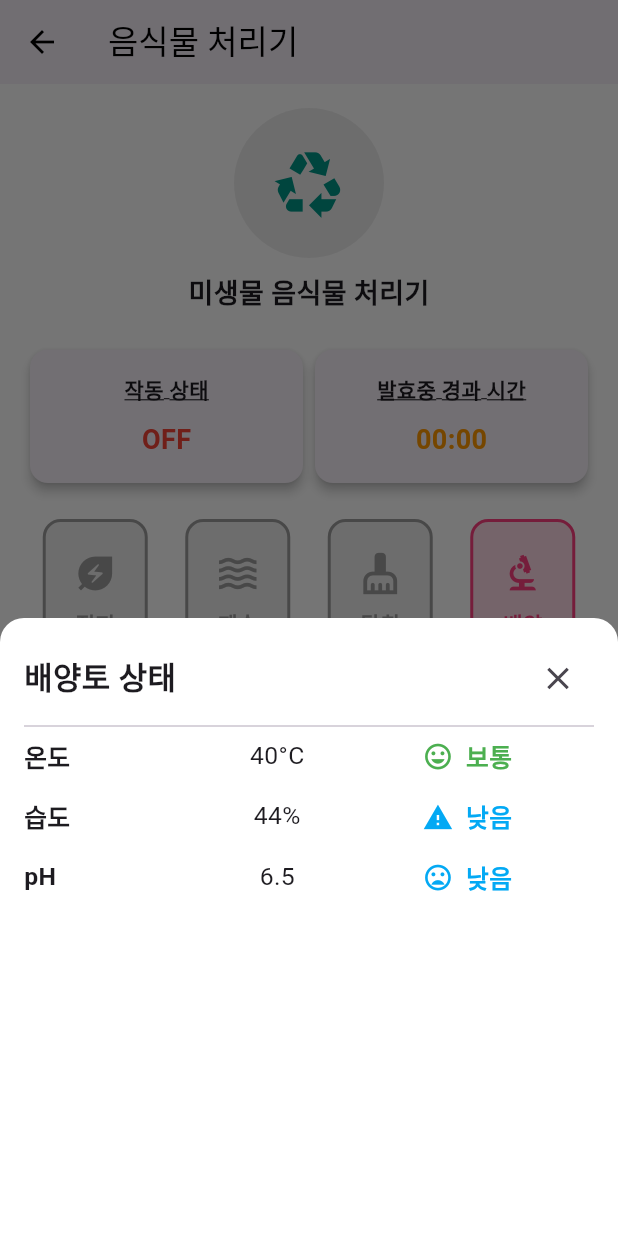
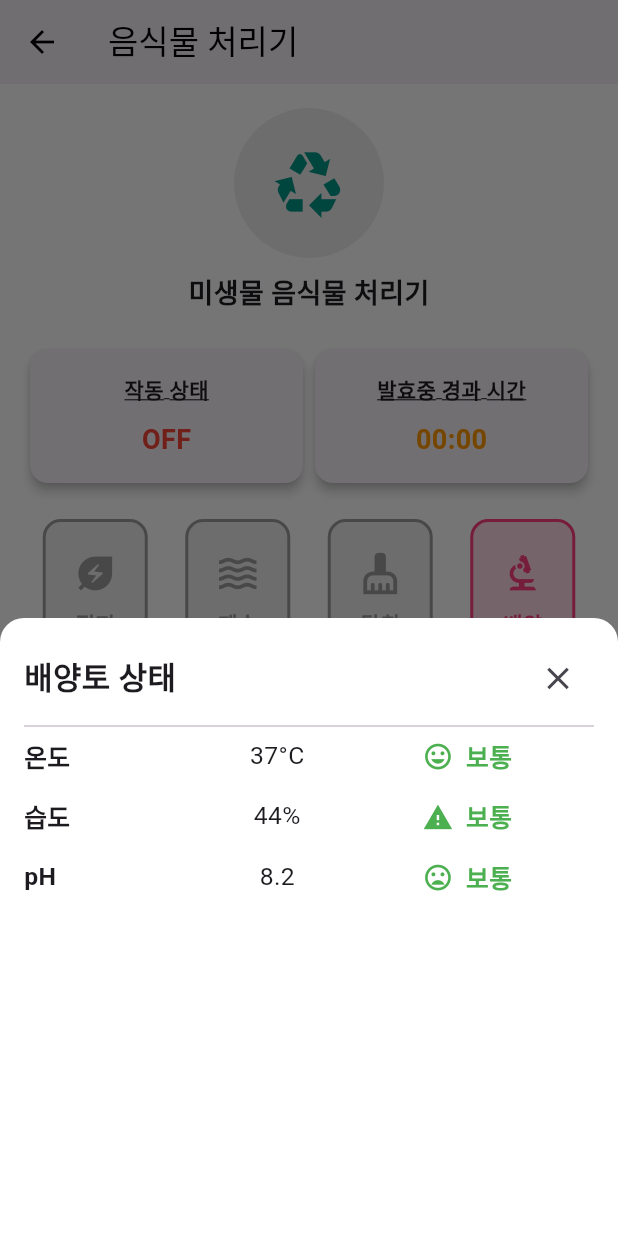
Before and after one commit to 5MinHaAll/5minha_lg-newzen, a Flutter app: the DeviceOn screen opened directly, after a tap on "배양토 상태", on a phone screen of 412 x 824 dp. Run offline on Flutter 3.47's test engine with Material 3 defaults, Android fonts, the phone set to English and light mode, and no system bars; our stand-ins replace camera, flutter_svg; missing offline and left inert: flutter_tflite; project files that could hold a hidden picture were left out.

Commit message:
1124 모달창 변화, 무게 상승,알림창

```diff
--- a/lib/data/generate_data.dart
+++ b/lib/data/generate_data.dart
@@ -4,7 +4,39 @@ class RandomDataService {
   final Random _random = Random();
 
   double _currentVolume = 70.0; // 초기 용량
-  final double _decreaseRate = 0.1; // 감소 속도 (한 번 호출 시 줄어드는 값)
+  double? _previousVolume;      // 이전 용량
+  final double _baseDecreaseRate = 0.1; // 기본 감소 속도
+  double _dynamicDecreaseRate = 0.1; // 동적으로 계산된 감소 속도
+
+  // _currentVolume 증가 메소드
+  void increaseVolume(double amount) {
+    _previousVolume = _currentVolume; // 현재 값을 이전 값으로 저장
+    _currentVolume = (_currentVolume + amount).clamp(0.0, 200.0); // 0 ~ 200 제한
+    _updateDecreaseRate(amount); // 증가량에 따라 감소 속도 업데이트
+  }
+
+  // 증가량에 따른 감소 속도 업데이트
+  void _updateDecreaseRate(double increaseAmount) {
+    if (_currentVolume > _previousVolume! + increaseAmount * 0.5) {
+      _dynamicDecreaseRate = 5.0; // 증가량의 50%보다 클 경우 5만큼 감소
+    } else if (_currentVolume > _previousVolume! + increaseAmount * 0.2) {
+      _dynamicDecreaseRate = 1.0; // 증가량의 20%보다 클 경우 1만큼 감소
+    } else if (_currentVolume > _previousVolume! + increaseAmount * 0.1) {
+      _dynamicDecreaseRate = 0.0; // 증가량의 10%보다 클 경우 감소 없음
+    } else {
+      _dynamicDecreaseRate = _baseDecreaseRate; // 기본 감소 속도 사용
+    }
+  }
+
+  // 현재 무게와 이전 무게를 비교하여 변화가 없으면 작동을 멈추는 메소드
+  void checkAndStopOperation(Function resetOperation) {
+    if (_currentVolume == _previousVolume) {
+      print("무게 변화 없음: 작동 중지");
+      resetOperation();
+    } else {
+      print("무게 변화 감지: 작동 유지");
+    }
+  }
 
   Map<String, dynamic> generateMixingTankData({bool isOperating = false}) {
     final int temperature = 35 + _random.nextInt(20); // 35 ~ 55
@@ -16,7 +48,7 @@ class RandomDataService {
     // '작동' 상태라면 volume 값을 줄임
     if (isOperating) {
       _currentVolume =
-          (_currentVolume - _decreaseRate).clamp(0.0, 70.0); // 0 ~ 70 범위로 제한
+          (_currentVolume - _dynamicDecreaseRate).clamp(0.0, 200.0); // 0 ~ 70 범위로 제한
     }
 
     // _currentVolume 값을 소수점 2자리로 반올림
@@ -58,9 +90,9 @@ class RandomDataService {
   }
 
   String _getTemperatureStatus(int temperature) {
-    if (temperature < 40) {
+    if (temperature < 35) {
       return "낮음";
-    } else if (temperature <= 50) {
+    } else if (temperature <= 55) {
       return "보통";
     } else {
       return "높음";
@@ -68,9 +100,9 @@ class RandomDataService {
   }
 
   String _getHumidityStatus(int humidity) {
-    if (humidity < 45) {
+    if (humidity < 40) {
       return "낮음";
-    } else if (humidity <= 55) {
+    } else if (humidity <= 60) {
       return "보통";
     } else {
       return "높음";
@@ -78,9 +110,9 @@ class RandomDataService {
   }
 
   String _getPhStatus(double ph) {
-    if (ph < 7.0) {
+    if (ph < 6.5) {
       return "낮음";
-    } else if (ph <= 8.0) {
+    } else if (ph <= 8.5) {
       return "보통";
     } else {
       return "높음";
@@ -90,7 +122,7 @@ class RandomDataService {
   String _getVolumnStatus(double volume) {
     if (volume < 20.0) {
       return "낮음";
-    } else if (volume <= 80.0) {
+    } else if (volume <= 200.0) {
       return "보통";
     } else {
       return "높음";
--- a/lib/newzen/device_on.dart
+++ b/lib/newzen/device_on.dart
@@ -4,6 +4,7 @@ import 'dart:async'; // Timer를 위해 추가
 import '../data/generate_data.dart';
 import 'package:flutter/material.dart';
 import '../data/save_data.dart';
+import 'custom_alert.dart';
 import 'device_operation.dart';
 import 'functions.dart'; // 유용한 기능 페이지 import
 
@@ -63,9 +64,6 @@ class _DeviceOnState extends State<DeviceOn> {
 
     _timer = Timer.periodic(const Duration(seconds: 1), (timer) async {
       try {
-        // 로그로 상태를 확인
-        print("deviceOperation.isOperating: ${deviceOperation.isOperating}");
-
         // 데이터 갱신
         final pottingSoilData = await potting_soil.generatePottingSoilData();
         final mixingData = await mixing_tank.generateMixingTankData(
@@ -75,8 +73,7 @@ class _DeviceOnState extends State<DeviceOn> {
           _PottingSoilData = pottingSoilData;
           _mixingTankData = mixingData;
         });
-        // 로그로 감소된 `_currentVolume` 확인
-        print("_currentVolume: ${mixingData['volume']}");
+
       } catch (e) {
         print("Error fetching data: $e");
       }
@@ -88,6 +85,7 @@ class _DeviceOnState extends State<DeviceOn> {
   // 현재 선택된 탭 (0: 제품, 1: 유용한 기능)
   int _selectedIndex = 0;
 
+  // 시뮬레이션 FAB 버튼
   @override
   Widget build(BuildContext context) {
     return Scaffold(
@@ -106,49 +104,73 @@ class _DeviceOnState extends State<DeviceOn> {
           _selectedIndex == 0 ? _buildMainContent() : const functions(),
           // 팝업 버튼 (음식물 처리 관련)
           if (_isExpanded) ...[
+            // 처리 가능한 음식 버튼
             Transform.translate(
               offset: const Offset(0, -80), // 첫 번째 버튼 위치
               child: FloatingActionButton(
                 onPressed: () {
                   setState(() {
                     _isExpanded = false; // 팝업 닫기
+                    // 처리 가능한 음식 로직
+                    mixing_tank.increaseVolume(10.0); // Volume을 10 증가
+                    _mixingTankData = mixing_tank.generateMixingTankData(
+                        isOperating: deviceOperation.isOperating); // 변경된 값 반영
                     deviceOperation.startOperation(); // 작동 시작
                   });
-                  print("음식물 1 클릭됨");
+                  print("처리 가능한 음식 클릭됨");
                 },
-                backgroundColor: Colors.blue,
+                backgroundColor: Colors.green,
                 child: const Icon(Icons.food_bank),
               ),
             ),
+            // 처리 불가능한 음식 버튼
             Transform.translate(
-              offset: const Offset(0, -140), // 두 번째 버튼 위치
+              offset: const Offset(0, -140), // 버튼 위치
               child: FloatingActionButton(
                 onPressed: () {
-                  setState(() {
-                    _isExpanded = false; // 팝업 닫기
-                    deviceOperation.startOperation(); // 작동 시작
-                  });
-                  print("음식물 2 클릭됨");
+                  showDialog(
+                    context: context,
+                    builder: (BuildContext context) {
+                      return CustomAlert(
+                        title: "경고", // 동적으로 변경 가능
+                        content: "이 음식물은 처리할 수 없습니다.", // 동적으로 변경 가능
+                        onConfirm: () {
+                          // 확인 버튼 클릭 시 동작
+                          print("경고창 닫힘");
                         },
-                backgroundColor: Colors.red,
-                child: const Icon(Icons.fastfood),
+                      );
+                    },
+                  );
+                },
+                backgroundColor: Colors.grey,
+                child: const Icon(Icons.block), // 처리 불가능한 음식 아이콘
               ),
             ),
+            // 처리 가능한 음식 버튼
             Transform.translate(
               offset: const Offset(0, -200), // 세 번째 버튼 위치
               child: FloatingActionButton(
                 onPressed: () {
                   setState(() {
                     _isExpanded = false; // 팝업 닫기
+                    // 처리 가능한 음식 로직
+                    mixing_tank.increaseVolume(20.0); // Volume을 20 증가
+                    _mixingTankData = mixing_tank.generateMixingTankData(
+                        isOperating: deviceOperation.isOperating); // 변경된 값 반영
                     deviceOperation.startOperation(); // 작동 시작
+                    // 무게 변화 확인 및 작동 중지 체크
+                    mixing_tank.checkAndStopOperation(() {
+                      deviceOperation.stopOperation(); // 작동 중지
                     });
-                  print("음식물 3 클릭됨");
+                  });
+                  print("처리 가능한 음식 클릭됨");
                 },
-                backgroundColor: Colors.purple,
-                child: const Icon(Icons.local_dining),
+                backgroundColor: Colors.green,
+                child: const Icon(Icons.restaurant_menu),
               ),
             ),
           ],
+
           // 메인 FAB 버튼
           FloatingActionButton(
             onPressed: () {
@@ -280,20 +302,19 @@ class _DeviceOnState extends State<DeviceOn> {
           Row(
             mainAxisAlignment: MainAxisAlignment.spaceBetween,
             children: [
-              // 랜덤 데이터 생성
               _buildInfoBox(
                 "배양토 상태",
                 PottingSoilStatus,
                 PottingSoilColor,
                 () => _showPottingSoilModal(
-                    context, _PottingSoilData!), // 데이터를 포함하여 모달 표시
+                    context),
               ),
               _buildInfoBox(
                 "교반통 상태",
                 mixingTankStatus,
                 mixingTankColor,
                 () => _showAgitatorModal(
-                    context, _mixingTankData!), // 데이터를 포함하여 모달 표시
+                    context),
               ),
             ],
           ),
@@ -455,11 +476,10 @@ class _DeviceOnState extends State<DeviceOn> {
   }
 
   //배양토 상태 모달창
-  void _showPottingSoilModal(BuildContext context, Map<String, dynamic> data) {
+  void _showPottingSoilModal(BuildContext context) {
     showModalBottomSheet(
       context: context,
       isScrollControlled: true,
-      // 화면 비율 제어 활성화
       backgroundColor: Colors.white,
       shape: const RoundedRectangleBorder(
         borderRadius: BorderRadius.vertical(top: Radius.circular(16.0)),
@@ -468,8 +488,21 @@ class _DeviceOnState extends State<DeviceOn> {
         final double screenHeight = MediaQuery.of(context).size.height;
         final double screenWidth = MediaQuery.of(context).size.width;
 
+        // Timer 변수 (모달 내부)
+        Timer? modalTimer;
+
+        // 모달 상태 관리
+        return StatefulBuilder(
+          builder: (BuildContext context, StateSetter modalSetState) {
+            // 모달 안의 값이 주기적으로 업데이트되도록 타이머 설정
+            modalTimer ??= Timer.periodic(const Duration(seconds: 1), (timer) {
+              modalSetState(() {
+                _PottingSoilData = potting_soil.generatePottingSoilData();
+              });
+            });
+
             return Container(
-          height: screenHeight * 0.5, // 화면 높이의 절반
+              height: screenHeight * 0.5,
               padding: const EdgeInsets.all(16.0),
               child: Column(
                 mainAxisSize: MainAxisSize.min,
@@ -481,15 +514,18 @@ class _DeviceOnState extends State<DeviceOn> {
                       Text(
                         "배양토 상태",
                         style: TextStyle(
-                      fontSize: screenWidth * 0.05, // 화면 너비 기반으로 동적 크기
+                          fontSize: screenWidth * 0.05,
                           fontWeight: FontWeight.bold,
                         ),
                       ),
                       IconButton(
-                    onPressed: () => Navigator.of(context).pop(),
+                        onPressed: () {
+                          modalTimer?.cancel(); // 타이머 중지
+                          Navigator.of(context).pop(); // 모달 닫기
+                        },
                         icon: Icon(
                           Icons.close,
-                      size: screenWidth * 0.06, // 아이콘 크기 동적 설정
+                          size: screenWidth * 0.06,
                         ),
                       ),
                     ],
@@ -501,25 +537,25 @@ class _DeviceOnState extends State<DeviceOn> {
                     children: [
                       _buildModalRow(
                         "온도",
-                    "${data['temperature']}°C",
+                        "${_PottingSoilData?['temperature']}°C",
                         Icons.mood,
-                    data['temperatureStatus'],
-                    data['temperatureStatus'] == "보통"
+                        _PottingSoilData?['temperatureStatus'],
+                        _PottingSoilData?['temperatureStatus'] == "보통"
                             ? Colors.green
-                        : data['temperatureStatus'] == "높음"
+                            : _PottingSoilData?['temperatureStatus'] == "높음"
                             ? Colors.red
                             : Colors.lightBlue,
                         screenWidth,
                       ),
-                  SizedBox(height: screenHeight * 0.02), // 동적 높이 간격
+                      SizedBox(height: screenHeight * 0.02),
                       _buildModalRow(
                         "습도",
-                    "${data['humidity']}%",
+                        "${_PottingSoilData?['humidity']}%",
                         Icons.warning,
-                    data['humidityStatus'],
-                    data['humidityStatus'] == "보통"
+                        _PottingSoilData?['humidityStatus'],
+                        _PottingSoilData?['humidityStatus'] == "보통"
                             ? Colors.green
-                        : data['humidityStatus'] == "높음"
+                            : _PottingSoilData?['humidityStatus'] == "높음"
                             ? Colors.red
                             : Colors.lightBlue,
                         screenWidth,
@@ -527,12 +563,12 @@ class _DeviceOnState extends State<DeviceOn> {
                       SizedBox(height: screenHeight * 0.02),
                       _buildModalRow(
                         "pH",
-                    "${data['ph']}",
+                        "${_PottingSoilData?['ph']}",
                         Icons.mood_bad,
-                    data['phStatus'],
-                    data['phStatus'] == "보통"
+                        _PottingSoilData?['phStatus'],
+                        _PottingSoilData?['phStatus'] == "보통"
                             ? Colors.green
-                        : data['phStatus'] == "높음"
+                            : _PottingSoilData?['phStatus'] == "높음"
                             ? Colors.red
                             : Colors.lightBlue,
                         screenWidth,
@@ -544,14 +580,15 @@ class _DeviceOnState extends State<DeviceOn> {
             );
           },
         );
+      },
+    );
   }
 
   // 교반통 상태 모달창
-  void _showAgitatorModal(BuildContext context, Map<String, dynamic> data) {
+  void _showAgitatorModal(BuildContext context) {
     showModalBottomSheet(
       context: context,
       isScrollControlled: true,
-      // 화면 비율 제어 활성화
       backgroundColor: Colors.white,
       shape: const RoundedRectangleBorder(
         borderRadius: BorderRadius.vertical(top: Radius.circular(16.0)),
@@ -560,8 +597,22 @@ class _DeviceOnState extends State<DeviceOn> {
         final double screenHeight = MediaQuery.of(context).size.height;
         final double screenWidth = MediaQuery.of(context).size.width;
 
+        // Timer 변수 (모달 내부)
+        Timer? modalTimer;
+
+        // 모달 상태 관리
+        return StatefulBuilder(
+          builder: (BuildContext context, StateSetter modalSetState) {
+            // 모달 안의 값이 주기적으로 업데이트되도록 타이머 설정
+            modalTimer ??= Timer.periodic(const Duration(seconds: 1), (timer) {
+              modalSetState(() {
+                _mixingTankData = mixing_tank.generateMixingTankData(
+                    isOperating: deviceOperation.isOperating);
+              });
+            });
+
             return Container(
-          height: screenHeight * 0.5, // 화면 높이의 절반
+              height: screenHeight * 0.5,
               padding: const EdgeInsets.all(16.0),
               child: Column(
                 mainAxisSize: MainAxisSize.min,
@@ -573,11 +624,15 @@ class _DeviceOnState extends State<DeviceOn> {
                       Text(
                         "교반통 상태",
                         style: TextStyle(
-                        fontSize: screenWidth * 0.05, // 화면 너비 기반으로 동적 크기
-                        fontWeight: FontWeight.bold),
+                          fontSize: screenWidth * 0.05,
+                          fontWeight: FontWeight.bold,
+                        ),
                       ),
                       IconButton(
-                    onPressed: () => Navigator.of(context).pop(),
+                        onPressed: () {
+                          modalTimer?.cancel(); // 타이머 중지
+                          Navigator.of(context).pop(); // 모달 닫기
+                        },
                         icon: Icon(Icons.close, size: screenWidth * 0.06),
                       ),
                     ],
@@ -589,36 +644,36 @@ class _DeviceOnState extends State<DeviceOn> {
                     children: [
                       _buildModalRow(
                           "온도",
-                      "${data['temperature']}°C",
+                          "${_mixingTankData?['temperature']}°C",
                           Icons.mood,
-                      data['temperatureStatus'],
-                      data['temperatureStatus'] == "보통"
+                          _mixingTankData?['temperatureStatus'],
+                          _mixingTankData?['temperatureStatus'] == "보통"
                               ? Colors.green
-                          : data['temperatureStatus'] == "높음"
+                              : _mixingTankData?['temperatureStatus'] == "높음"
                               ? Colors.red
                               : Colors.lightBlue,
                           screenWidth),
                       const SizedBox(height: 16),
                       _buildModalRow(
                           "습도",
-                      "${data['humidity']}%",
+                          "${_mixingTankData?['humidity']}%",
                           Icons.warning,
-                      data['humidityStatus'],
-                      data['humidityStatus'] == "보통"
+                          _mixingTankData?['humidityStatus'],
+                          _mixingTankData?['humidityStatus'] == "보통"
                               ? Colors.green
-                          : data['humidityStatus'] == "높음"
+                              : _mixingTankData?['humidityStatus'] == "높음"
                               ? Colors.red
                               : Colors.lightBlue,
                           screenWidth),
                       const SizedBox(height: 16),
                       _buildModalRow(
                           "높이",
-                      "${data['volume']}",
+                          "${_mixingTankData?['volume']}",
                           Icons.mood_bad,
-                      data['volumeStatus'],
-                      data['volumeStatus'] == "보통"
+                          _mixingTankData?['volumeStatus'],
+                          _mixingTankData?['volumeStatus'] == "보통"
                               ? Colors.green
-                          : data['volumeStatus'] == "높음"
+                              : _mixingTankData?['volumeStatus'] == "높음"
                               ? Colors.red
                               : Colors.lightBlue,
                           screenWidth),
@@ -626,6 +681,8 @@ class _DeviceOnState extends State<DeviceOn> {
                   ),
                 ],
               ),
+            );
+          },
         );
       },
     );
```
Also changed, not shown: lib/newzen/custom_alert.dart (added, +61 -0 lines), 1 other file. Lines whose indentation alone changed are shown as unchanged.
